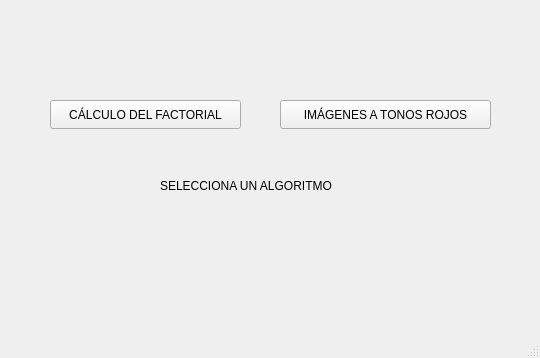
Qt form mainwindow.ui (ddelrm01/Practica3_ARCO) before a commit.
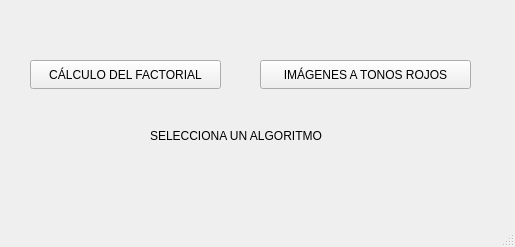
The same form after that commit.

The edit to the form file:
```diff
--- a/mainwindow.ui
+++ b/mainwindow.ui
@@ -6,8 +6,8 @@
    <rect>
     <x>0</x>
     <y>0</y>
-    <width>540</width>
-    <height>358</height>
+    <width>515</width>
+    <height>247</height>
    </rect>
   </property>
   <property name="windowTitle">
@@ -17,8 +17,8 @@
    <widget class="QPushButton" name="botonFactorial">
     <property name="geometry">
      <rect>
-      <x>50</x>
-      <y>100</y>
+      <x>30</x>
+      <y>60</y>
       <width>191</width>
       <height>29</height>
      </rect>
@@ -30,8 +30,8 @@
    <widget class="QPushButton" name="botonRojos">
     <property name="geometry">
      <rect>
-      <x>280</x>
-      <y>100</y>
+      <x>260</x>
+      <y>60</y>
       <width>211</width>
       <height>29</height>
      </rect>
@@ -43,12 +43,15 @@
    <widget class="QLabel" name="label">
     <property name="geometry">
      <rect>
-      <x>160</x>
-      <y>160</y>
+      <x>150</x>
+      <y>110</y>
       <width>201</width>
       <height>51</height>
      </rect>
     </property>
+    <property name="styleSheet">
+     <string notr="true"/>
+    </property>
     <property name="text">
      <string>SELECCIONA UN ALGORITMO</string>
     </property>
```
Left out of the diff: 2 changed lines with no effect on the pictures.
